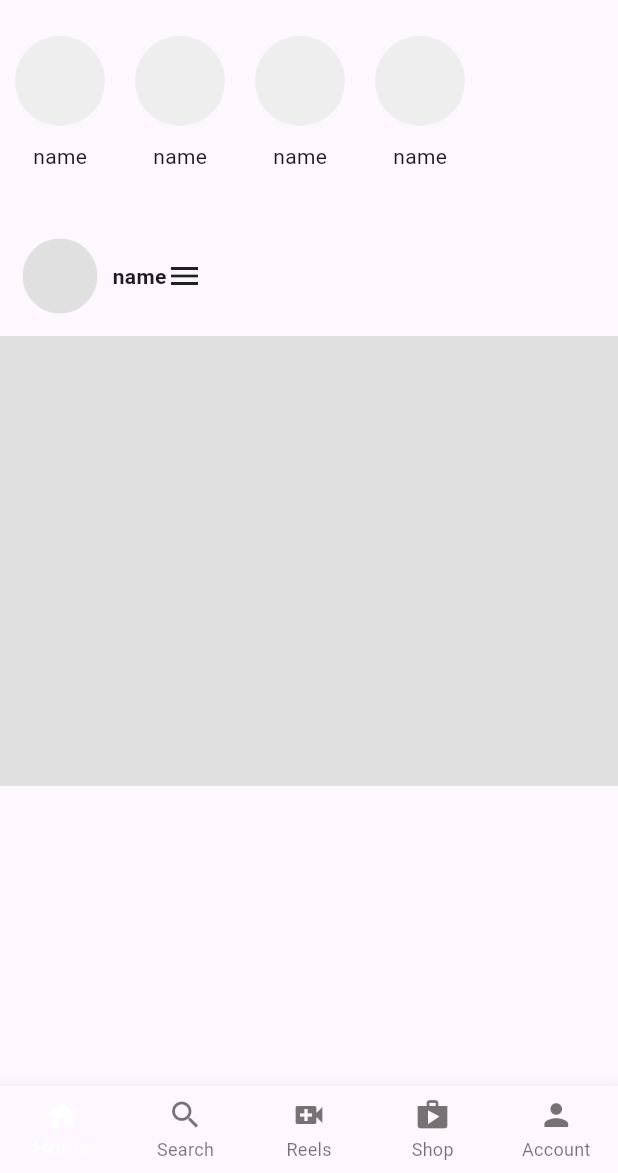
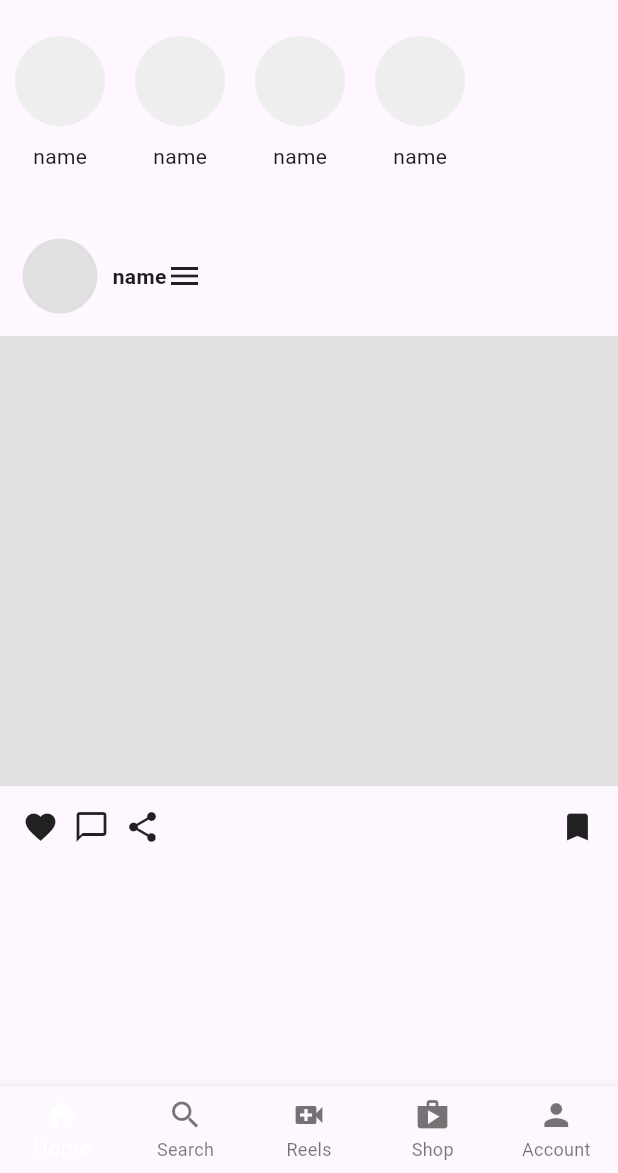
Before and after one commit to CLS11/instagram_clone, a Flutter app: the screen it shows after launch, on a phone screen of 412 x 824 dp, the part 63-1236 px from its top. Run offline on Flutter 3.47's test engine with Material 3 defaults, Android fonts, the phone set to English and light mode, and no system bars.

Commit message:
Added icons beneath the post.

```diff
--- a/lib/util/user_posts.dart
+++ b/lib/util/user_posts.dart
@@ -44,6 +44,33 @@ class UserPosts extends StatelessWidget {
           height: 300,
           color: Colors.grey[300],
         ),
+        const Padding(
+          padding: EdgeInsets.all(15),
+          child: Row(
+            mainAxisAlignment: MainAxisAlignment.spaceBetween,
+            children: [
+              Row(
+                children: [
+                  Icon(
+                    Icons.favorite,
+                  ),
+                  Padding(
+                    padding: EdgeInsets.symmetric(horizontal: 10),
+                    child: Icon(
+                      Icons.chat_bubble_outline,
+                    ),
+                  ),
+                  Icon(
+                    Icons.share,
+                  ),
+                ],
+              ),
+              Icon(
+                Icons.bookmark,
+              ),
+            ],
+          ),
+        ),
       ],
     );
   }
```
